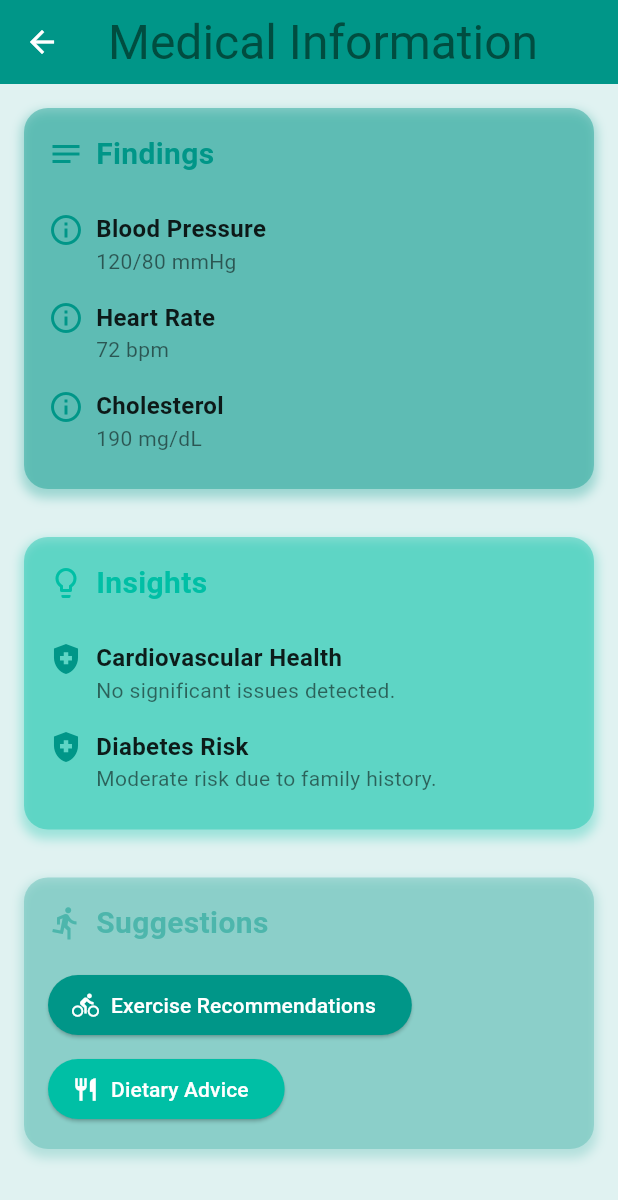
After one commit to igbokwenu/anecdotal, a Flutter app: the screen it shows after launch, after a tap on "Progress Tracker", after a tap on "Symptom Checker", on a phone screen of 412 x 824 dp. The commit adds this screen. Shown: the top 1200 px of the screen. Run offline on Flutter 3.47's test engine with Material 3 defaults, Android fonts, the phone set to English and light mode, and no system bars; our stand-ins replace animate_do, animated_text_kit, firebase_core, flutter_riverpod, google_generative_ai; accounts and stored records are empty; network calls fail.

Commit message:
Working on medical info UI

```diff
--- /dev/null
+++ b/lib/views/basic_info_view.dart
@@ -0,0 +1,342 @@
+import 'package:flutter/material.dart';
+
+class MedicalInfoScreen extends StatelessWidget {
+  const MedicalInfoScreen({super.key});
+
+  @override
+  Widget build(BuildContext context) {
+    return Scaffold(
+      appBar: AppBar(
+        title: Text('Medical Information'),
+        elevation: 0,
+      ),
+      body: SingleChildScrollView(
+        child: Column(
+          crossAxisAlignment: CrossAxisAlignment.start,
+          children: [
+            _buildHeader(context),
+            _buildSection(
+              context,
+              title: 'Findings',
+              icon: Icons.search,
+              content: 'Patient shows signs of...',
+            ),
+            _buildSection(
+              context,
+              title: 'Insights',
+              icon: Icons.lightbulb,
+              content: 'Based on the symptoms, it appears...',
+            ),
+            _buildSuggestions(context),
+          ],
+        ),
+      ),
+    );
+  }
+
+  Widget _buildHeader(BuildContext context) {
+    return Container(
+      padding: EdgeInsets.all(20),
+      decoration: BoxDecoration(
+        color: Theme.of(context).primaryColor,
+        borderRadius: BorderRadius.only(
+          bottomLeft: Radius.circular(30),
+          bottomRight: Radius.circular(30),
+        ),
+      ),
+      child: Column(
+        crossAxisAlignment: CrossAxisAlignment.start,
+        children: [
+          Text(
+            'John Doe',
+            style: Theme.of(context).textTheme.headlineMedium!.copyWith(
+                  color: Colors.white,
+                  fontWeight: FontWeight.bold,
+                ),
+          ),
+          SizedBox(height: 10),
+          Text(
+            'Last updated: August 31, 2024',
+            style: Theme.of(context).textTheme.labelMedium!.copyWith(
+                  color: Colors.white70,
+                ),
+          ),
+        ],
+      ),
+    );
+  }
+
+  Widget _buildSection(BuildContext context,
+      {required String title,
+      required IconData icon,
+      required String content}) {
+    return Card(
+      margin: EdgeInsets.all(16),
+      elevation: 4,
+      shape: RoundedRectangleBorder(borderRadius: BorderRadius.circular(12)),
+      child: Padding(
+        padding: EdgeInsets.all(16),
+        child: Column(
+          crossAxisAlignment: CrossAxisAlignment.start,
+          children: [
+            Row(
+              children: [
+                Icon(icon, color: Theme.of(context).primaryColor),
+                SizedBox(width: 8),
+                Text(
+                  title,
+                  style: Theme.of(context).textTheme.headlineMedium,
+                ),
+              ],
+            ),
+            Divider(),
+            SizedBox(height: 8),
+            Text(
+              content,
+              style: Theme.of(context).textTheme.bodyMedium,
+            ),
+          ],
+        ),
+      ),
+    );
+  }
+
+  Widget _buildSuggestions(BuildContext context) {
+    return Card(
+      margin: EdgeInsets.all(16),
+      elevation: 4,
+      shape: RoundedRectangleBorder(borderRadius: BorderRadius.circular(12)),
+      child: Padding(
+        padding: EdgeInsets.all(16),
+        child: Column(
+          crossAxisAlignment: CrossAxisAlignment.start,
+          children: [
+            Row(
+              children: [
+                Icon(Icons.recommend, color: Theme.of(context).primaryColor),
+                SizedBox(width: 8),
+                Text(
+                  'Suggestions',
+                  style: Theme.of(context).textTheme.headlineMedium,
+                ),
+              ],
+            ),
+            Divider(),
+            SizedBox(height: 8),
+            _buildSuggestionButton(
+              context,
+              title: 'View Lab Results',
+              icon: Icons.science,
+            ),
+            SizedBox(height: 8),
+            _buildSuggestionButton(
+              context,
+              title: 'Schedule Follow-up',
+              icon: Icons.calendar_today,
+            ),
+            SizedBox(height: 8),
+            _buildSuggestionButton(
+              context,
+              title: 'Medication List',
+              icon: Icons.medication,
+            ),
+          ],
+        ),
+      ),
+    );
+  }
+
+  Widget _buildSuggestionButton(BuildContext context,
+      {required String title, required IconData icon}) {
+    return ElevatedButton.icon(
+      onPressed: () {
+        // TODO: Implement navigation
+      },
+      icon: Icon(icon),
+      label: Text(title),
+      style: ElevatedButton.styleFrom(
+        backgroundColor: Theme.of(context).primaryColor,
+        shape: RoundedRectangleBorder(
+          borderRadius: BorderRadius.circular(8),
+        ),
+        padding: EdgeInsets.symmetric(vertical: 12, horizontal: 16),
+      ),
+    );
+  }
+}
+
+class MedicalInfoScreen3 extends StatelessWidget {
+  const MedicalInfoScreen3({super.key});
+
+  @override
+  Widget build(BuildContext context) {
+    final theme = Theme.of(context);
+    return Scaffold(
+      appBar: AppBar(
+        title:
+            Text('Medical Information', style: theme.textTheme.headlineLarge),
+      ),
+      body: SingleChildScrollView(
+        child: Column(
+          crossAxisAlignment: CrossAxisAlignment.start,
+          children: [
+            // Findings Section
+            _buildSection(
+              title: 'Findings',
+              icon: Icons.notes,
+              color: theme.colorScheme.primary,
+              children: [
+                _buildInfoRow(
+                  icon: Icons.info_outline,
+                  title: 'Blood Pressure',
+                  content: '120/80 mmHg',
+                ),
+                _buildInfoRow(
+                  icon: Icons.info_outline,
+                  title: 'Heart Rate',
+                  content: '72 bpm',
+                ),
+                _buildInfoRow(
+                  icon: Icons.info_outline,
+                  title: 'Cholesterol',
+                  content: '190 mg/dL',
+                ),
+              ],
+            ),
+            // Insights Section
+            _buildSection(
+              title: 'Insights',
+              icon: Icons.lightbulb_outline,
+              color: theme.colorScheme.secondary,
+              children: [
+                _buildInfoRow(
+                  icon: Icons.health_and_safety,
+                  title: 'Cardiovascular Health',
+                  content: 'No significant issues detected.',
+                ),
+                _buildInfoRow(
+                  icon: Icons.health_and_safety,
+                  title: 'Diabetes Risk',
+                  content: 'Moderate risk due to family history.',
+                ),
+              ],
+            ),
+            // Suggestions Section
+            _buildSection(
+              title: 'Suggestions',
+              icon: Icons.directions_run,
+              color: theme.colorScheme.tertiary,
+              children: [
+                ElevatedButton.icon(
+                  onPressed: () {
+                    // Navigate to another screen
+                  },
+                  icon: Icon(Icons.directions_bike),
+                  label: Text('Exercise Recommendations'),
+                  style: ElevatedButton.styleFrom(
+                    backgroundColor: theme.colorScheme.primary,
+                  ),
+                ),
+                SizedBox(height: 8),
+                ElevatedButton.icon(
+                  onPressed: () {
+                    // Navigate to another screen
+                  },
+                  icon: Icon(Icons.restaurant),
+                  label: Text('Dietary Advice'),
+                  style: ElevatedButton.styleFrom(
+                    backgroundColor: theme.colorScheme.secondary,
+                  ),
+                ),
+              ],
+            ),
+          ],
+        ),
+      ),
+    );
+  }
+
+  Widget _buildSection({
+    required String title,
+    required IconData icon,
+    required Color color,
+    required List<Widget> children,
+  }) {
+    return Container(
+      margin: const EdgeInsets.symmetric(vertical: 16.0, horizontal: 16.0),
+      padding: const EdgeInsets.all(16.0),
+      decoration: BoxDecoration(
+        color: color.withOpacity(0.4),
+        borderRadius: BorderRadius.circular(16.0),
+        boxShadow: [
+          BoxShadow(
+            color: color.withOpacity(0.3),
+            blurRadius: 5,
+            spreadRadius: 2,
+            offset: Offset(0, 4),
+          ),
+        ],
+      ),
+      child: Column(
+        crossAxisAlignment: CrossAxisAlignment.start,
+        children: [
+          Row(
+            children: [
+              Icon(icon, color: color),
+              SizedBox(width: 8),
+              Text(
+                title,
+                style: TextStyle(
+                  fontSize: 20,
+                  fontWeight: FontWeight.bold,
+                  color: color,
+                ),
+              ),
+            ],
+          ),
+          SizedBox(height: 16),
+          ...children,
+        ],
+      ),
+    );
+  }
+
+  Widget _buildInfoRow({
+    required IconData icon,
+    required String title,
+    required String content,
+  }) {
+    return Padding(
+      padding: const EdgeInsets.symmetric(vertical: 8.0),
+      child: Row(
+        crossAxisAlignment: CrossAxisAlignment.start,
+        children: [
+          Icon(icon, color: Colors.teal),
+          SizedBox(width: 8),
+          Expanded(
+            child: Column(
+              crossAxisAlignment: CrossAxisAlignment.start,
+              children: [
+                Text(
+                  title,
+                  style: TextStyle(
+                    fontSize: 16,
+                    fontWeight: FontWeight.w600,
+                    color: Colors.black87,
+                  ),
+                ),
+                Text(
+                  content,
+                  style: TextStyle(
+                    fontSize: 14,
+                    color: Colors.black54,
+                  ),
+                ),
+              ],
+            ),
+          ),
+        ],
+      ),
+    );
+  }
+}
--- a/lib/views/home_page.dart
+++ b/lib/views/home_page.dart
@@ -1,4 +1,6 @@
+import 'package:anecdotal/services/animated_navigator.dart';
 import 'package:anecdotal/utils/smaller_reusable_widgets.dart';
+import 'package:anecdotal/views/basic_info_view.dart';
 import 'package:anecdotal/widgets/animated_text_home.dart';
 import 'package:anecdotal/widgets/chat_input_widget.dart';
 import 'package:anecdotal/widgets/custom_card_home.dart';
@@ -82,6 +84,12 @@ class AnecdotalAppHome extends StatelessWidget {
                             description:
                                 'Track your daily treatments, symptoms and feelings',
                             onTap: () {
+                              Navigator.push(
+                                context,
+                                slideLeftTransitionPageBuilder(
+                                  MedicalInfoScreen(),
+                                ),
+                              );
                               if (kDebugMode) {
                                 print("card clicked");
                               }
@@ -97,7 +105,14 @@ class AnecdotalAppHome extends StatelessWidget {
                             icon: Icons.health_and_safety,
                             description:
                                 "Tell us your symptoms. We could point you in the right direction",
-                            onTap: () {},
+                            onTap: () {
+                              Navigator.push(
+                                context,
+                                slideLeftTransitionPageBuilder(
+                                  MedicalInfoScreen3(),
+                                ),
+                              );
+                            },
                             onInfoTapped: () {},
                           ),
                           CustomCard(
@@ -131,8 +146,9 @@ class AnecdotalAppHome extends StatelessWidget {
                             onTap: () {
                               Navigator.push(
                                 context,
-                                MaterialPageRoute(
-                                    builder: (context) => TestWidget()),
+                                slideRightTransitionPageBuilder(
+                                  const TestWidget(),
+                                ),
                               );
                             },
                             onInfoTapped: () {},
```
Also changed, not shown: lib/services/animated_navigator.dart (added, +190 -0 lines), lib/services/gemini_ai_service.dart (renamed from lib/services/gemini_ai_helper.dart, +5 -5 lines), lib/widgets/test_widget.dart (+4 -6 lines).
